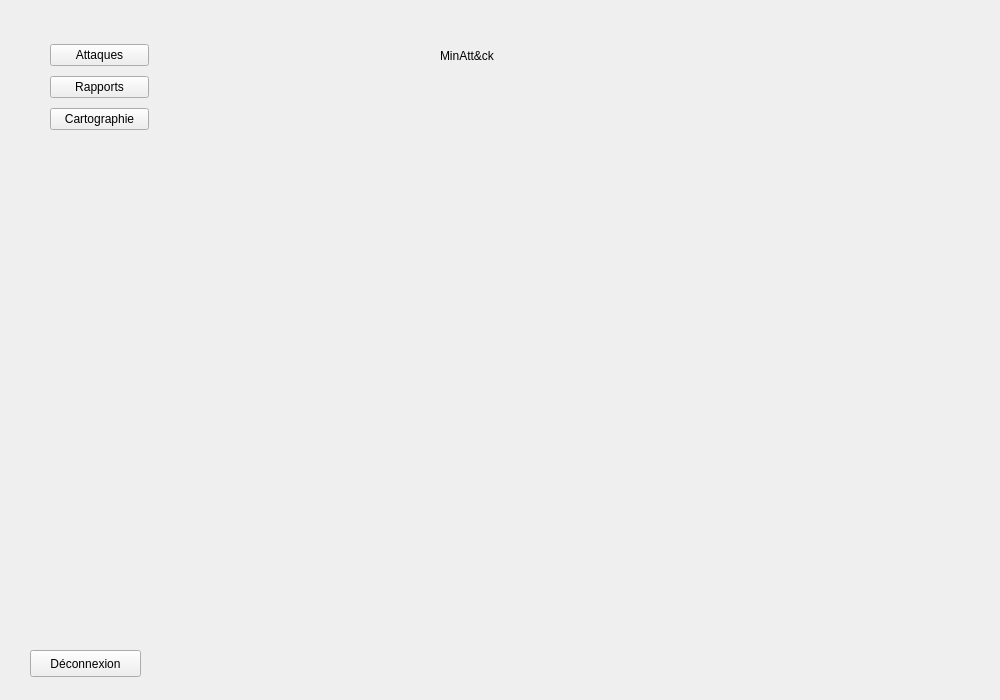
Old version of the form frontend/ui/accueil.ui in the repository Pauldechassey/Minatt-ck.
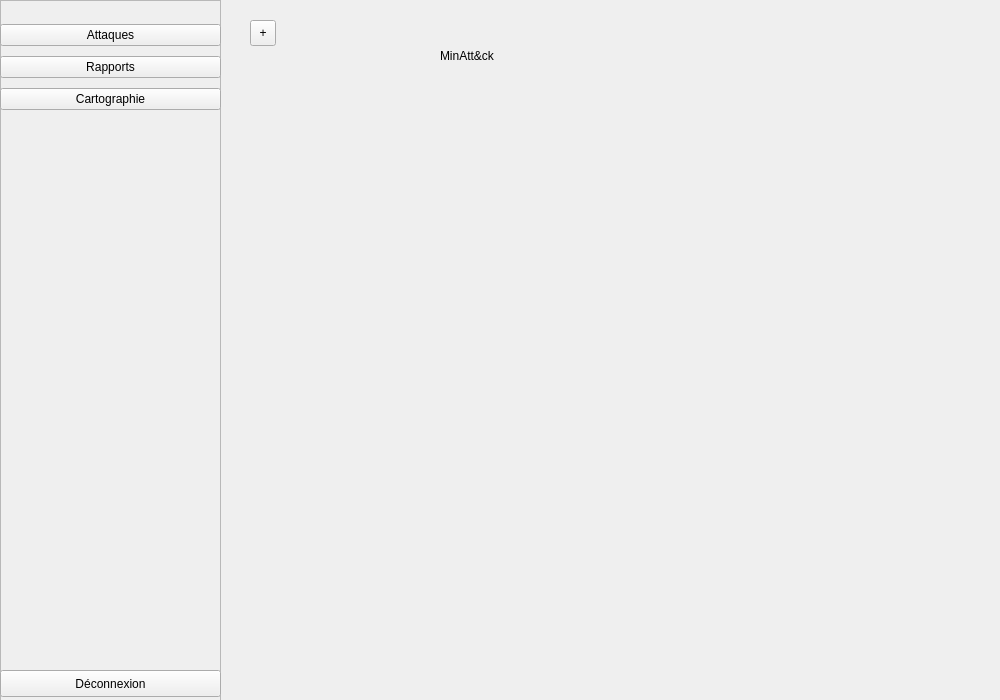
New version of the form.

```diff
--- a/frontend/ui/accueil.ui
+++ b/frontend/ui/accueil.ui
@@ -26,12 +26,27 @@
     <string>MinAtt&amp;ck</string>
    </property>
   </widget>
+  <widget class="QFrame" name="frame">
+   <property name="geometry">
+    <rect>
+     <x>0</x>
+     <y>0</y>
+     <width>221</width>
+     <height>701</height>
+    </rect>
+   </property>
+   <property name="frameShape">
+    <enum>QFrame::StyledPanel</enum>
+   </property>
+   <property name="frameShadow">
+    <enum>QFrame::Raised</enum>
+   </property>
   <widget class="QPushButton" name="pushButtonDeconnexionAccueil">
    <property name="geometry">
     <rect>
-     <x>30</x>
-     <y>650</y>
-     <width>111</width>
+      <x>0</x>
+      <y>670</y>
+      <width>221</width>
      <height>27</height>
     </rect>
    </property>
@@ -42,9 +57,9 @@
   <widget class="QWidget" name="">
    <property name="geometry">
     <rect>
-     <x>50</x>
-     <y>40</y>
-     <width>99</width>
+      <x>0</x>
+      <y>20</y>
+      <width>221</width>
      <height>95</height>
     </rect>
    </property>
@@ -71,6 +86,20 @@
      </widget>
     </item>
    </layout>
+   </widget>
+  </widget>
+  <widget class="QToolButton" name="toolButton">
+   <property name="geometry">
+    <rect>
+     <x>250</x>
+     <y>20</y>
+     <width>26</width>
+     <height>26</height>
+    </rect>
+   </property>
+   <property name="text">
+    <string>+</string>
+   </property>
   </widget>
  </widget>
  <resources/>
```
Lines whose indentation alone changed are shown as unchanged.
